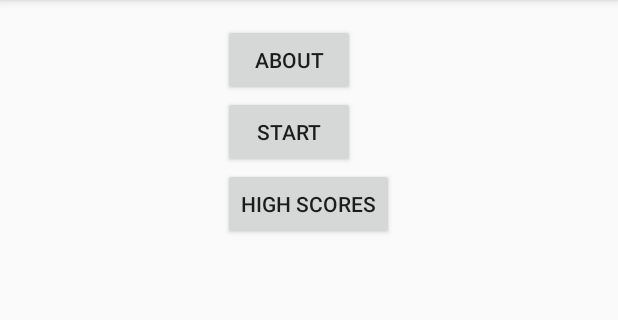
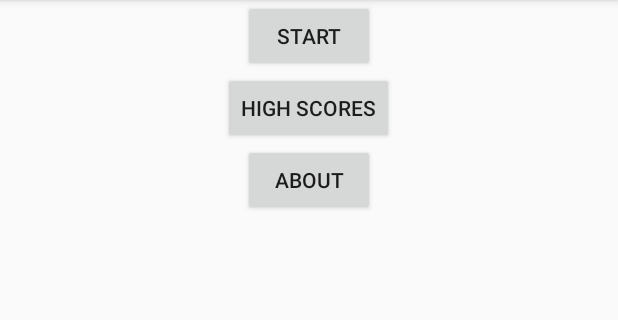
Before and after one commit to cgv2921/TreasureHunt, an Android app: the screen it shows after launch (MainActivity), on a phone screen of 412 x 824 dp, the part 84-404 px from its top. Run offline under Robolectric (Android 15) with nearby library versions, the phone set to English and light mode, and no system bars.

Commit message:
Fixed layout positions of buttons and text

```diff
--- a/app/src/main/res/layout/activity_main.xml
+++ b/app/src/main/res/layout/activity_main.xml
@@ -4,18 +4,13 @@
     android:id="@+id/activity_main"
     android:layout_width="match_parent"
     android:layout_height="match_parent"
-    android:paddingBottom="@dimen/activity_vertical_margin"
-    android:paddingLeft="@dimen/activity_horizontal_margin"
-    android:paddingRight="@dimen/activity_horizontal_margin"
-    android:paddingTop="@dimen/activity_vertical_margin"
-    tools:context="com.rit.se.treasurehuntvuz.MainActivity">
+    tools:context="com.rit.se.treasurehuntvuz.MainActivity" >
 
     <Button
-        android:id="@+id/about_button"
+        android:id="@+id/start_button"
         android:layout_width="wrap_content"
         android:layout_height="wrap_content"
-        android:layout_alignLeft="@+id/high_score_button"
-        android:layout_alignStart="@+id/high_score_button" />
+        android:layout_centerHorizontal="true" />
 
     <Button
         android:id="@+id/high_score_button"
@@ -25,10 +20,11 @@
         android:layout_centerHorizontal="true" />
 
     <Button
-        android:id="@+id/start_button"
+        android:id="@+id/about_button"
         android:layout_width="wrap_content"
         android:layout_height="wrap_content"
-        android:layout_below="@+id/about_button"
-        android:layout_alignLeft="@+id/high_score_button"
-        android:layout_alignStart="@+id/high_score_button" />
+        android:layout_below="@+id/high_score_button"
+        android:layout_centerHorizontal="true" />
+
+
 </RelativeLayout>
```
Also changed, not shown: app/src/main/res/layout/activity_save_game.xml (+6 -6 lines).
